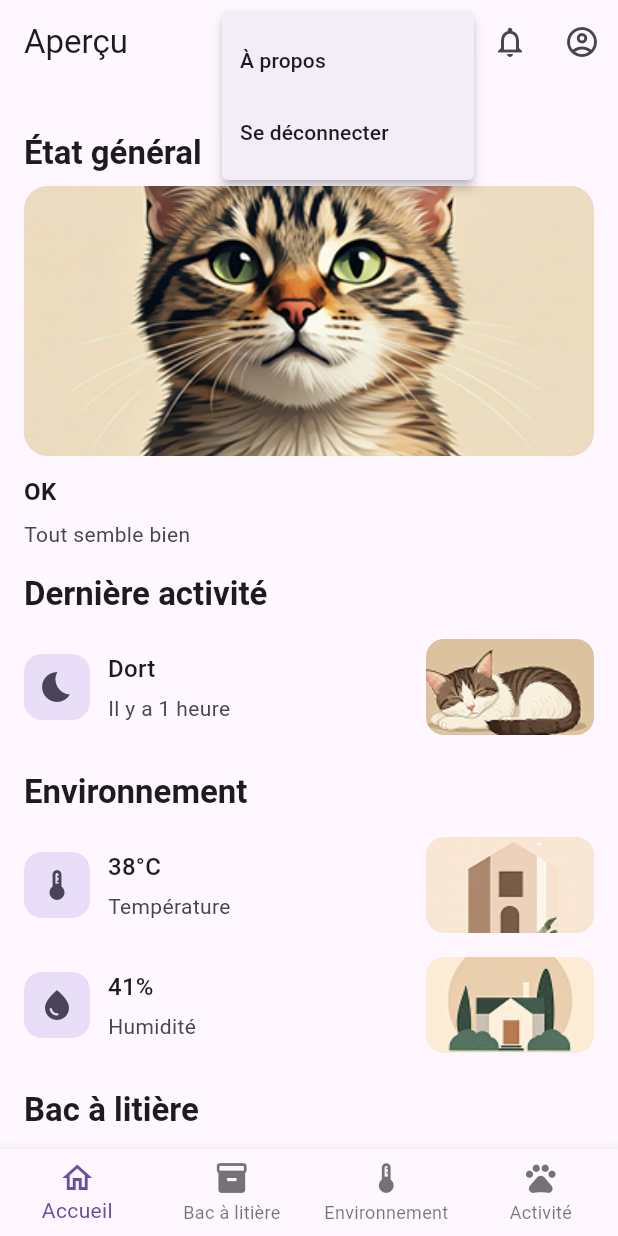
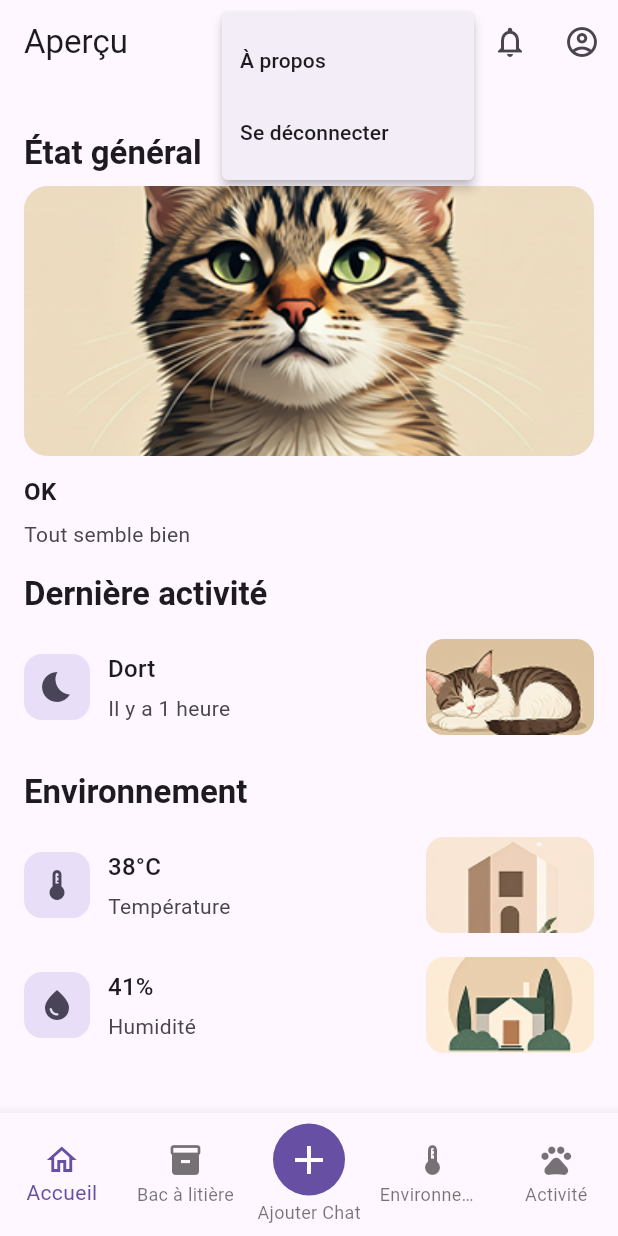
Before and after one commit to beytullahsnk/ABD-CatCare-Front, a Flutter app: the DashboardScreen screen opened by its route, after a tap on the "more vert" icon, on a phone screen of 412 x 824 dp. Run offline on Flutter 3.47's test engine with Material 3 defaults, Android fonts, the phone set to English and light mode, and no system bars; our stand-ins replace fl_chart, go_router, shared_preferences; accounts and stored records are empty.

Commit message:
ajout de chat

```diff
--- a/lib/router/app_router.dart
+++ b/lib/router/app_router.dart
@@ -13,6 +13,7 @@
 import '../screens/about/about_screen.dart';
 import '../screens/settings/litter_settings_page.dart';
 import '../screens/settings/environment_settings_page.dart';
+import '../screens/add_cat/add_cat_page.dart';
 import '../screens/settings/activity_settings_page.dart';
 
 class AppRouter {
@@ -108,6 +109,11 @@
         name: 'profile',
         builder: (context, state) => const ProfilePage(),
       ),
+      GoRoute(
+        path: '/add-cat',
+        name: 'addCat',
+        builder: (context, state) => const AddCatPage(),
+      ),
     ],
   );
 }
--- a/lib/screens/dashboard/dashboard_screen.dart
+++ b/lib/screens/dashboard/dashboard_screen.dart
@@ -328,14 +328,18 @@ class _DashboardScreenState extends State<DashboardScreen> {
         ),
       ),
 
-      // Barre de navigation visible **uniquement** sur le Dashboard
+      // Barre de navigation + bouton flottant centré
       bottomNavigationBar: BottomNavigationBar(
         currentIndex: _currentIndex,
         onTap: (index) {
+          if (index == 2) {
+            // Bouton Ajouter un chat
+            context.pushNamed('add_cat');
+            return;
+          }
           setState(() => _currentIndex = index);
           switch (index) {
             case 0:
-              // déjà sur le dashboard
               break;
             case 1:
               context.pushNamed('litter').then((_) {
@@ -343,14 +347,13 @@ class _DashboardScreenState extends State<DashboardScreen> {
                 setState(() => _currentIndex = 0);
               });
               break;
-            case 2:
-              // open environment overview via named route
+            case 3:
               context.pushNamed('environment').then((_) {
                 if (!mounted) return;
                 setState(() => _currentIndex = 0);
               });
               break;
-            case 3:
+            case 4:
               context.pushNamed('activity').then((_) {
                 if (!mounted) return;
                 setState(() => _currentIndex = 0);
@@ -359,26 +362,33 @@ class _DashboardScreenState extends State<DashboardScreen> {
           }
         },
         type: BottomNavigationBarType.fixed,
-        // show labels for clarity
         showSelectedLabels: true,
         showUnselectedLabels: true,
-        items: const [
-          BottomNavigationBarItem(
+        items: [
+          const BottomNavigationBarItem(
             icon: Icon(Icons.home_outlined),
             label: 'Accueil',
           ),
-          BottomNavigationBarItem(
-            // Litière: utiliser une icône de bac/boîte
+          const BottomNavigationBarItem(
             icon: Icon(Icons.inventory_2),
             label: 'Bac à litière',
           ),
           BottomNavigationBarItem(
-            // Environnement: température/thermostat
+            icon: Container(
+              decoration: BoxDecoration(
+                color: Theme.of(context).colorScheme.primary,
+                shape: BoxShape.circle,
+              ),
+              padding: const EdgeInsets.all(8),
+              child: const Icon(Icons.add, color: Colors.white, size: 32),
+            ),
+            label: 'Ajouter Chat',
+          ),
+          const BottomNavigationBarItem(
             icon: Icon(Icons.thermostat_outlined),
             label: 'Environnement',
           ),
-          BottomNavigationBarItem(
-            // Activité: chat/patte (pets)
+          const BottomNavigationBarItem(
             icon: Icon(Icons.pets),
             label: 'Activité',
           ),
--- a/lib/screens/profile/profile_page.dart
+++ b/lib/screens/profile/profile_page.dart
@@ -150,7 +150,7 @@ class ProfilePage extends StatelessWidget {
           // Déconnexion rapide
           TextButton.icon(
             onPressed: () async {
-              await AuthState.instance.setLoggedIn(false);
+              await AuthState.instance.signOut();
               context.push('/login');
             },
             icon: const Icon(Icons.logout),
```
Also changed, not shown: lib/core/services/auth_state.dart (+7 -2 lines), lib/screens/add_cat/add_cat_page.dart (added, +180 -0 lines).
